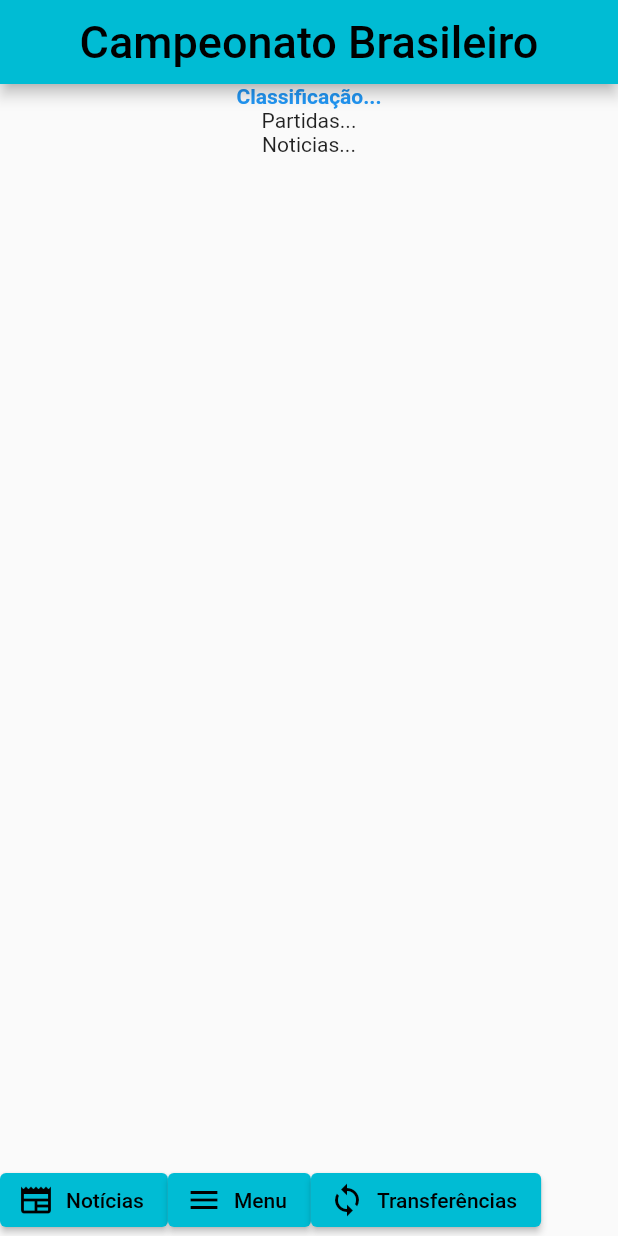
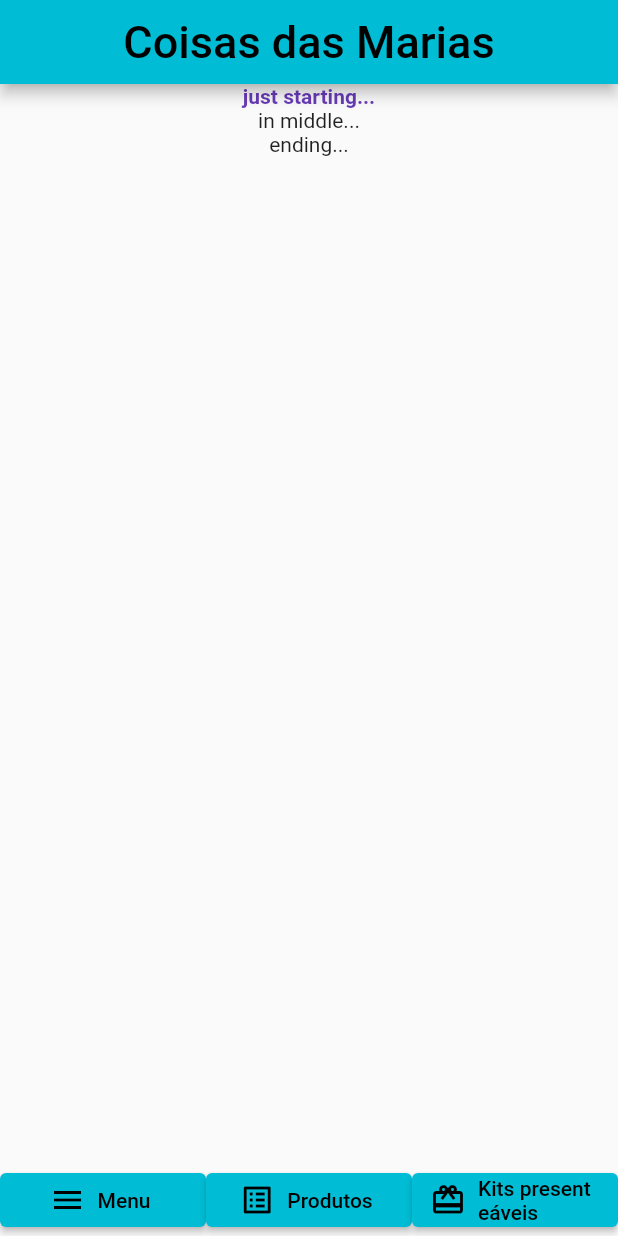
Before and after one commit to quirinof/oopFlutter, a Flutter app: the screen it shows after launch, after a tap on "Menu", on a phone screen of 412 x 824 dp. Run offline on Flutter 3.47's test engine with Material 2 defaults, Android fonts, the phone set to English and light mode, and no system bars; missing offline and left inert: dart:html.

Commit message:
updating recipe1 exercices

```diff
--- a/lib/main.dart
+++ b/lib/main.dart
@@ -1,41 +1,61 @@
+import 'dart:html';
+
 import 'package:flutter/material.dart';
 
 void main() {
   MaterialApp app = MaterialApp(
-      theme: ThemeData(primarySwatch: Colors.cyan),
+    theme: ThemeData(
+      primarySwatch: Colors.cyan),
     home: Scaffold(
       appBar: AppBar(
         title: const Center(
           child: Text(
-            "Campeonato Brasileiro",
+            "Coisas das Marias",
             style: TextStyle(fontSize: 30),
-          )),
+          )
+        ),
       ),
       body: const Center(
         child: Column(
           children: [
-            Text("Classificação...",
-                style:
-                    TextStyle(color: Colors.blue, fontWeight: FontWeight.bold)),
-            Text("Partidas..."),
-            Text("Noticias...")
+            Text("just starting...",
+              style: TextStyle(
+                color: Colors.deepPurple,
+                fontWeight: FontWeight.bold
+              )
+            ),
+            Text("in middle..."),
+            Text("ending...")
           ],
-        )),
-        bottomNavigationBar: Row(children: <Widget>[
-          ElevatedButton.icon(
-              onPressed: () {},
-              icon: const Icon(Icons.newspaper),
-              label: const Text("Notícias")),
-          ElevatedButton.icon(
+        )
+      ),
+      bottomNavigationBar: Row(
+        children: <Widget>[
+          Expanded(
+            child: ElevatedButton.icon(
               onPressed: () {},
               icon: const Icon(Icons.menu),
-              label: const Text("Menu")),
-          ElevatedButton.icon(
+              label: const Text("Menu")
+            )
+          ),
+          Expanded(
+            child: ElevatedButton.icon(
               onPressed: () {},
-              icon: const Icon(Icons.loop),
-              label: const Text("Transferências"))
-        ]),
-      ));
+              icon: const Icon(Icons.list_alt),
+              label: const Text("Produtos")
+            )
+          ),
+          Expanded(
+            child: ElevatedButton.icon(
+              onPressed: () {},
+              icon: const Icon(Icons.card_giftcard),
+              label: const Text("Kits presenteáveis")
+            )
+          )
+        ]
+      ),
+    )
+  );
 
   runApp(app);
 }
```
Lines whose indentation alone changed are shown as unchanged.
